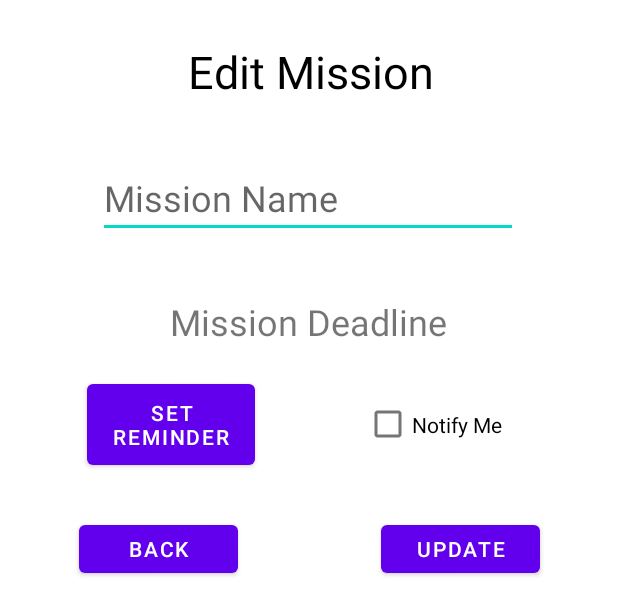
After one commit to ErielVasan/DailyMissions, an Android app: the layout fragment_edit_mission.xml on its own in the app's theme, with its tools: preview values and no code run, on a phone screen of 412 x 824 dp. The commit adds this screen. Shown: the top 615 px of the screen. Run offline under Robolectric (Android 15) with nearby library versions, the phone set to English and light mode, and no system bars.

```diff
--- a/app/src/main/java/com/example/dailymissions/DeleteMissionFragment.kt
+++ b/app/src/main/java/com/example/dailymissions/DeleteMissionFragment.kt
@@ -16,7 +16,7 @@ open class DeleteMissionFragment : DialogFragment()  {
         savedInstanceState: Bundle?
     ): View? {
 
-        var rootview: View = inflater.inflate(R.layout.fragment_delete_mission, container, false)
+        val rootview: View = inflater.inflate(R.layout.fragment_delete_mission, container, false)
 
         rootview.findViewById<Button>(R.id.deleteBackButton).setOnClickListener {
             dismiss()
@@ -24,7 +24,7 @@ open class DeleteMissionFragment : DialogFragment()  {
 
         rootview.findViewById<Button>(R.id.abandonButton).setOnClickListener {
             missionItems.removeAt(pos)
-            var listView = this.activity?.findViewById<ListView>(R.id.missionsListView)
+            val listView = this.activity?.findViewById<ListView>(R.id.missionsListView)
             (listView?.adapter as MissionsFragment.MissionsAdapter).notifyDataSetChanged()
             dismiss()
 
--- /dev/null
+++ b/app/src/main/res/layout/fragment_edit_mission.xml
@@ -0,0 +1,109 @@
+<?xml version="1.0" encoding="utf-8"?>
+<androidx.constraintlayout.widget.ConstraintLayout xmlns:android="http://schemas.android.com/apk/res/android"
+    xmlns:app="http://schemas.android.com/apk/res-auto"
+    xmlns:tools="http://schemas.android.com/tools"
+    android:layout_width="match_parent"
+    android:layout_height="match_parent"
+    android:padding="10dp"
+    android:paddingLeft="10dp"
+    android:paddingTop="10dp"
+    android:paddingRight="10dp"
+    android:paddingBottom="10dp">
+
+    <EditText
+        android:id="@+id/editMissionNameTextField"
+        android:layout_width="wrap_content"
+        android:layout_height="wrap_content"
+        android:layout_marginTop="36dp"
+        android:ems="10"
+        android:hint="Mission Name"
+        android:inputType="textPersonName"
+        android:textSize="24sp"
+        app:layout_constraintEnd_toEndOf="parent"
+        app:layout_constraintHorizontal_bias="0.496"
+        app:layout_constraintStart_toStartOf="parent"
+        app:layout_constraintTop_toBottomOf="@+id/editMissionTitleTextView" />
+
+    <Button
+        android:id="@+id/editBackButton"
+        android:layout_width="106dp"
+        android:layout_height="44dp"
+        android:layout_marginStart="52dp"
+        android:layout_marginLeft="52dp"
+        android:layout_marginTop="28dp"
+        android:layout_marginEnd="95dp"
+        android:layout_marginRight="95dp"
+        android:text="Back"
+        app:layout_constraintEnd_toStartOf="@+id/editButton"
+        app:layout_constraintStart_toStartOf="parent"
+        app:layout_constraintTop_toBottomOf="@+id/editSetReminderButton" />
+
+    <Button
+        android:id="@+id/editButton"
+        android:layout_width="106dp"
+        android:layout_height="44dp"
+        android:layout_marginTop="28dp"
+        android:layout_marginEnd="52dp"
+        android:layout_marginRight="52dp"
+        android:text="Update"
+        app:layout_constraintEnd_toEndOf="parent"
+        app:layout_constraintHorizontal_bias="1.0"
+        app:layout_constraintStart_toEndOf="@+id/editBackButton"
+        app:layout_constraintTop_toBottomOf="@+id/editNotificationCheckBox" />
+
+    <TextView
+        android:id="@+id/editDeadlineTextView"
+        android:layout_width="250dp"
+        android:layout_height="55dp"
+        android:layout_marginTop="28dp"
+        android:gravity="center"
+        android:text="Mission Deadline"
+        android:textSize="24sp"
+        app:layout_constraintEnd_toEndOf="parent"
+        app:layout_constraintHorizontal_bias="0.496"
+        app:layout_constraintStart_toStartOf="parent"
+        app:layout_constraintTop_toBottomOf="@+id/editMissionNameTextField" />
+
+    <Button
+        android:id="@+id/editSetReminderButton"
+        android:layout_width="112dp"
+        android:layout_height="66dp"
+        android:layout_marginStart="60dp"
+        android:layout_marginLeft="60dp"
+        android:layout_marginTop="8dp"
+        android:layout_marginEnd="5dp"
+        android:layout_marginRight="5dp"
+        android:text="Set Reminder"
+        app:layout_constraintEnd_toStartOf="@+id/editNotificationCheckBox"
+        app:layout_constraintStart_toStartOf="parent"
+        app:layout_constraintTop_toBottomOf="@+id/editDeadlineTextView" />
+
+    <TextView
+        android:id="@+id/editMissionTitleTextView"
+        android:layout_width="376dp"
+        android:layout_height="43dp"
+        android:layout_marginTop="16dp"
+        android:gravity="center"
+        android:text="Edit Mission"
+        android:textColor="#000000"
+        android:textSize="30sp"
+        app:layout_constraintEnd_toEndOf="parent"
+        app:layout_constraintHorizontal_bias="0.542"
+        app:layout_constraintStart_toStartOf="parent"
+        app:layout_constraintTop_toTopOf="parent" />
+
+    <CheckBox
+        android:id="@+id/editNotificationCheckBox"
+        android:layout_width="112dp"
+        android:layout_height="66dp"
+        android:layout_marginStart="67dp"
+        android:layout_marginLeft="67dp"
+        android:layout_marginTop="8dp"
+        android:layout_marginEnd="60dp"
+        android:layout_marginRight="60dp"
+        android:text="Notify Me"
+        app:layout_constraintEnd_toEndOf="parent"
+        app:layout_constraintStart_toEndOf="@+id/editSetReminderButton"
+        app:layout_constraintTop_toBottomOf="@+id/editDeadlineTextView" />
+
+</androidx.constraintlayout.widget.ConstraintLayout>
```
Also changed, not shown: app/src/main/java/com/example/dailymissions/AddMissionActivity.kt (+6 -1 lines), app/src/main/java/com/example/dailymissions/EditMissionFragment.kt (added, +118 -0 lines), app/src/main/java/com/example/dailymissions/MissionsFragment.kt (+16 -7 lines).
